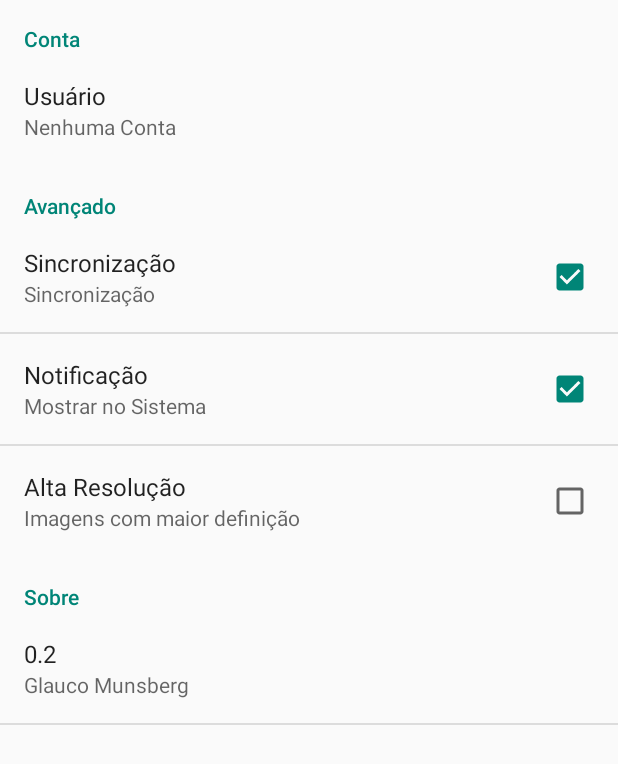
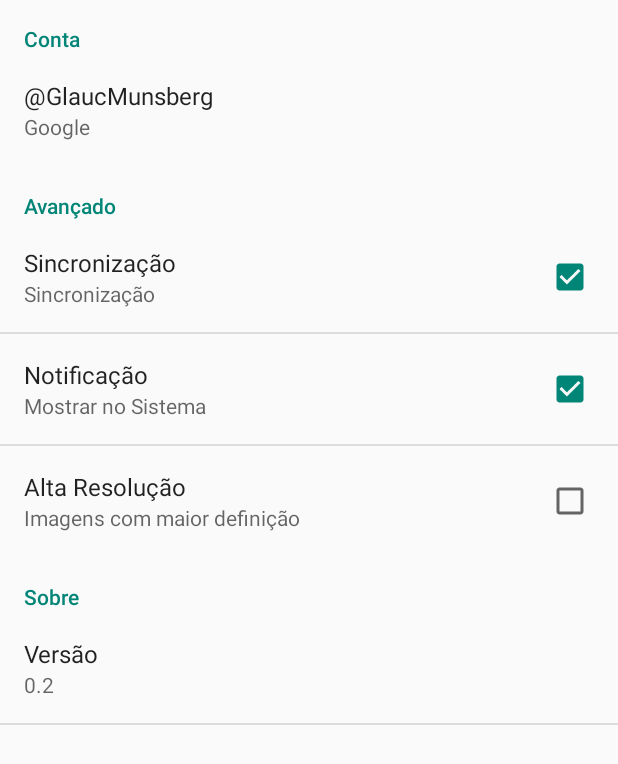
Before and after one commit to glaucomunsberg/mumbai, an Android app: the screen it shows after launch (SettingsActivity), in the options menu, after a tap on "Configuração", on a phone screen of 412 x 824 dp. Shown: the top 764 px of the screen. Run offline under Robolectric (Android 15) with nearby library versions, the phone set to English and light mode, and no system bars.

Commit message:
UML:Removed a unused class,Activity:Add a SeeParaformalidadeActitivy and ImageFullActivity also the SettingsActivity was modified to add accounts

```diff
--- a/android/Mumbai/mumbai/src/main/java/com/plataformaparaformal/Mumbai/PrincipalActivity.java
+++ b/android/Mumbai/mumbai/src/main/java/com/plataformaparaformal/Mumbai/PrincipalActivity.java
@@ -129,10 +129,16 @@ public class PrincipalActivity extends Activity {
     @TargetApi(Build.VERSION_CODES.HONEYCOMB)
     @Override
     public boolean onOptionsItemSelected(MenuItem item) {
-        Intent myIntent = new Intent(this, SettingsActivity.class);
-        startActivity(myIntent);
-
-
+        Intent myIntent;
+        switch(item.getItemId()){
+            case R.id.action_menu:
+                myIntent = new Intent(this, SettingsActivity.class);
+                startActivity(myIntent);
+                break;
+            case R.id.action_create:
+                myIntent = new Intent(this, SeeParaformalidadeActivity.class);
+                startActivity(myIntent);
+        }
         return super.onOptionsItemSelected(item);
     }
 
--- /dev/null
+++ b/android/Mumbai/mumbai/src/main/res/menu/image_full.xml
@@ -0,0 +1,6 @@
+<menu xmlns:android="http://schemas.android.com/apk/res/android"
+    xmlns:app="http://schemas.android.com/apk/res-auto"
+    xmlns:tools="http://schemas.android.com/tools"
+    tools:context="com.plataformaparaformal.Mumbai.ImageFullActivity">
+
+</menu>
--- a/android/Mumbai/mumbai/src/main/res/values/dimens.xml
+++ b/android/Mumbai/mumbai/src/main/res/values/dimens.xml
@@ -1,6 +1,9 @@
+<?xml version="1.0" encoding="utf-8"?>
 <resources>
+
     <!-- Default screen margins, per the Android Design guidelines. -->
     <dimen name="activity_horizontal_margin">16dp</dimen>
     <dimen name="activity_vertical_margin">16dp</dimen>
+    <dimen name="navigation_drawer_width">240dp</dimen>
 
-    </resources>
+</resources>
--- a/android/Mumbai/mumbai/src/main/res/values/strings.xml
+++ b/android/Mumbai/mumbai/src/main/res/values/strings.xml
@@ -1,5 +1,6 @@
 <?xml version="1.0" encoding="utf-8"?>
 <resources>
+
     <string name="app_name">Mumbai</string>
     <string name="menu_create">Criar</string>
     <string name="menu_search">Procurar</string>
@@ -9,8 +10,8 @@
     <string name="settings_categoryAccount">Conta</string>
     <string name="settings_categoryAdvance">Avançado</string>
     <string name="settings_categoryAbout">Sobre</string>
-    <string name="settings_accountDefault">Usuário</string>
-    <string name="settings_accountDefaultType">Nenhuma Conta</string>
+    <string name="settings_accountDefault">\@GlaucMunsberg</string>
+    <string name="settings_accountDefaultType">Google</string>
     <string name="settings_accounts">Contas</string>
     <string name="settings_sync">Sincronização</string>
     <string name="settings_syncSumm">Automático</string>
@@ -18,7 +19,26 @@
     <string name="settings_notifSumm">Mostrar no Sistema</string>
     <string name="settings_highResolution">Alta Resolução</string>
     <string name="settings_highResolutionSumm">Imagens com maior definição</string>
-    <string name="settings_aboutVersion">0.2</string>
-    <string name="settings_aboutDevelopers">Glauco Munsberg</string>
+    <string name="settings_aboutVersion">Versão</string>
+    <string name="settings_aboutVersionInt">0.2</string>
+    <string name="settings_aboutDeveloper">Developer</string>
+    <string name="settings_aboutDevelopers">Glauco Roberto Munsberg</string>
+    <string name="settings_compilation">Compilação</string>
+    <string name="settings_compilationDetail">02/02/2012 21:14 A98eb19Fd0</string>
+    <string name="settings_accountGoogle">Google Account</string>
+    <string name="settings_accountGoogleDetail">Conta Vinculada</string>
+    <string name="settings_accountFacebook">Facebook Account</string>
+    <string name="settings_accountFacebookDetail">Não Vinculado</string>
+    <string name="settings_accountTwitter">Twitter API Account</string>
+    <string name="settings_accountTwitterDetail">Não Vinculado</string>
 
+    <string name="see_date">10-12-2013</string>
+    <string name="see_paraformaliade">Paraformalidade</string>
+    <string name="see_activity">Atividade Registrada</string>
+    <string name="see_edit">Editar</string>
+    <string name="see_share">Compartilhar</string>
+    <string name="see_settings">Configuração</string>
+    <string name="see_description">Cena Tal com imagen tal</string>
+    <string name="see_author">Autor fulano</string>
+    <string name="imageFull_image">Visualizador de Imagem</string>
 </resources>
--- a/android/Mumbai/mumbai/src/main/res/xml/activity_settings.xml
+++ b/android/Mumbai/mumbai/src/main/res/xml/activity_settings.xml
@@ -2,17 +2,35 @@
 <PreferenceScreen
     android:layout_width="match_parent"
     android:layout_height="match_parent"
+    android:title="@string/menu_configuration"
     xmlns:android="http://schemas.android.com/apk/res/android">
     <PreferenceCategory
         android:title="@string/settings_categoryAccount">
-        <ListPreference
-            android:key="settings_Account"
+        <PreferenceScreen
             android:title="@string/settings_accountDefault"
             android:summary="@string/settings_accountDefaultType"
-            android:dialogTitle="@string/settings_accounts"
-            android:entries="@array/settings_accountsOptions"
-            android:entryValues="@array/settings_accountsValues">
-        </ListPreference>
+            android:persistent="false">
+            <EditTextPreference
+                android:id="@+id/setting_accountGoogle"
+                android:title="@string/settings_accountGoogle"
+                android:summary="@string/settings_accountGoogleDetail"
+                android:editable="false">
+            </EditTextPreference>
+            <EditTextPreference
+                android:id="@+id/settings_developer"
+                android:title="@string/settings_accountFacebook"
+                android:summary="@string/settings_accountFacebookDetail"
+                android:focusable="false"
+                android:editable="false">
+            </EditTextPreference>
+            <EditTextPreference
+                android:id="@+id/settings_compilation"
+                android:title="@string/settings_accountTwitter"
+                android:summary="@string/settings_accountTwitterDetail"
+                android:inputType="none"
+                android:editable="false">
+            </EditTextPreference>
+        </PreferenceScreen>
     </PreferenceCategory>
     <PreferenceCategory
         android:title="@string/settings_categoryAdvance">
@@ -39,9 +57,28 @@
         android:title="@string/settings_categoryAbout">
         <PreferenceScreen
             android:title="@string/settings_aboutVersion"
-            android:summary="@string/settings_aboutDevelopers"
+            android:summary="@string/settings_aboutVersionInt"
             android:persistent="false">
-
+            <EditTextPreference
+                android:id="@+id/settings_version"
+                android:title="@string/settings_aboutVersion"
+                android:summary="@string/settings_aboutVersionInt"
+                android:editable="false">
+            </EditTextPreference>
+            <EditTextPreference
+                android:id="@+id/settings_developer"
+                android:title="@string/settings_aboutDeveloper"
+                android:summary="@string/settings_aboutDevelopers"
+                android:focusable="false"
+                android:editable="false">
+            </EditTextPreference>
+            <EditTextPreference
+                android:id="@+id/settings_compilation"
+                android:title="@string/settings_compilation"
+                android:summary="@string/settings_compilationDetail"
+                android:inputType="none"
+                android:editable="false">
+            </EditTextPreference>
         </PreferenceScreen>
     </PreferenceCategory>
 </PreferenceScreen>
```
Also changed, not shown: android/Mumbai/mumbai/src/main/AndroidManifest.xml (+20 -2 lines), android/Mumbai/mumbai/src/main/java/com/plataformaparaformal/Mumbai/ImageFullActivity.java (added, +77 -0 lines), android/Mumbai/mumbai/src/main/java/com/plataformaparaformal/Mumbai/SeeParaformalidadeActivity.java (added, +76 -0 lines), android/Mumbai/mumbai/src/main/java/com/plataformaparaformal/Mumbai/SettingsActivity.java (+14 -7 lines), android/Mumbai/mumbai/src/main/res/layout/activity_image_full.xml (added, +16 -0 lines), android/Mumbai/mumbai/src/main/res/layout/activity_see_paraformalidade.xml (added, +125 -0 lines), android/Mumbai/mumbai/src/main/res/menu/see_paraformalidade.xml (added, +24 -0 lines), android/Mumbai/mumbai/src/main/res/values/arrays.xml (+32 -0 lines), 2 other files.
